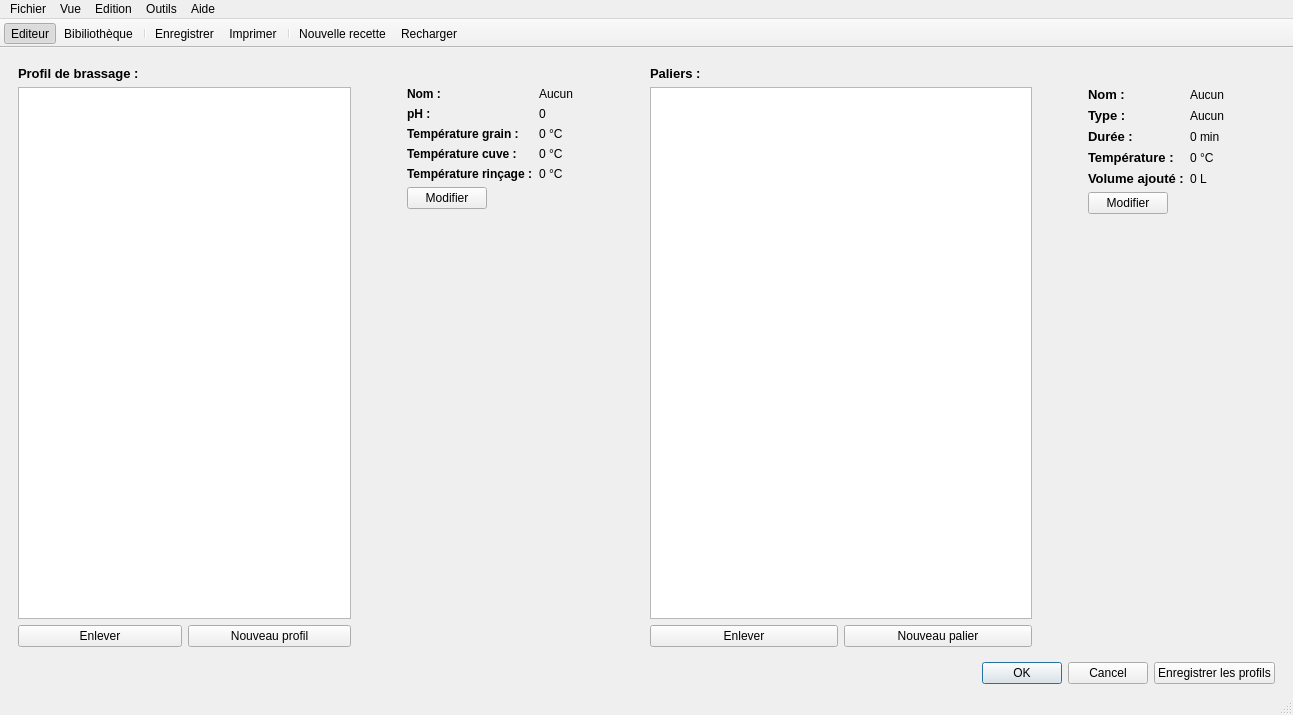
314r/joliebulle, file reader.ui: the form before one commit.
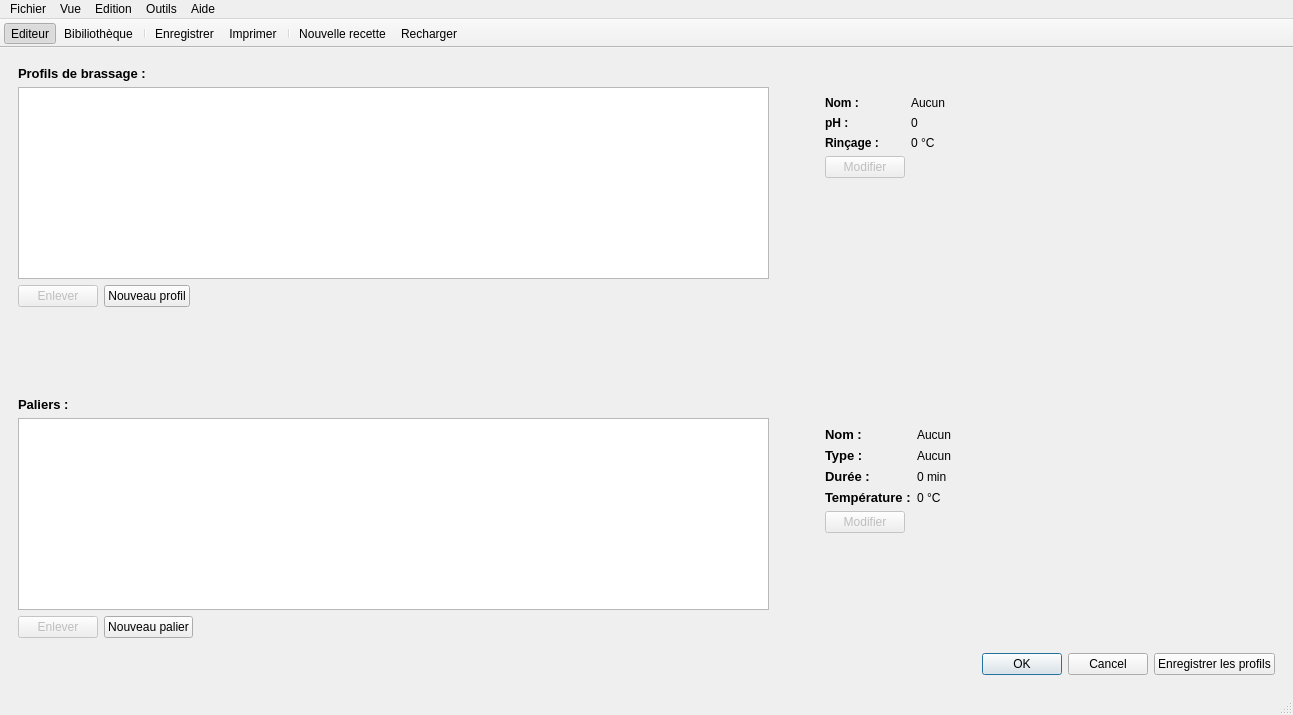
The form after the commit. The open tabs and pages were chosen to show the change. Icons and pictures are not drawn.

Commit message: amélioration profils de brassage

What changed in the file:
```diff
--- a/reader.ui
+++ b/reader.ui
@@ -871,34 +871,12 @@
       </widget>
       <widget class="QWidget" name="page_4">
        <layout class="QGridLayout" name="gridLayout_8">
-        <property name="bottomMargin">
-         <number>0</number>
-        </property>
-        <item row="1" column="1">
-         <layout class="QHBoxLayout" name="horizontalLayout_15">
-          <property name="topMargin">
-           <number>9</number>
-          </property>
-          <item>
-           <widget class="QDialogButtonBox" name="buttonBoxMashDetails">
-            <property name="standardButtons">
-             <set>QDialogButtonBox::Cancel|QDialogButtonBox::Ok</set>
-            </property>
-           </widget>
-          </item>
-          <item>
-           <widget class="QPushButton" name="pushButtonSaveProfile">
-            <property name="text">
-             <string>Enregistrer les profils</string>
-            </property>
-           </widget>
-          </item>
-         </layout>
-        </item>
         <item row="0" column="0">
+         <layout class="QVBoxLayout" name="verticalLayout_11">
+          <item>
          <layout class="QVBoxLayout" name="verticalLayout_10">
           <property name="rightMargin">
-           <number>20</number>
+             <number>0</number>
           </property>
           <item>
            <widget class="QLabel" name="label_15">
@@ -907,7 +885,7 @@
 &lt;html&gt;&lt;head&gt;&lt;meta name=&quot;qrichtext&quot; content=&quot;1&quot; /&gt;&lt;style type=&quot;text/css&quot;&gt;
 p, li { white-space: pre-wrap; }
 &lt;/style&gt;&lt;/head&gt;&lt;body style=&quot; font-family:'Droid Sans'; font-size:10pt; font-weight:400; font-style:normal;&quot;&gt;
-&lt;p style=&quot; margin-top:0px; margin-bottom:0px; margin-left:0px; margin-right:0px; -qt-block-indent:0; text-indent:0px;&quot;&gt;&lt;span style=&quot; font-weight:600;&quot;&gt;Profil de brassage :&lt;/span&gt;&lt;/p&gt;&lt;/body&gt;&lt;/html&gt;</string>
+&lt;p style=&quot; margin-top:0px; margin-bottom:0px; margin-left:0px; margin-right:0px; -qt-block-indent:0; text-indent:0px;&quot;&gt;&lt;span style=&quot; font-weight:600;&quot;&gt;Profils de brassage :&lt;/span&gt;&lt;/p&gt;&lt;/body&gt;&lt;/html&gt;</string>
             </property>
            </widget>
           </item>
@@ -916,12 +894,28 @@
             <item>
              <layout class="QVBoxLayout" name="verticalLayout_8">
               <item>
-               <widget class="QListWidget" name="listWidgetMashProfiles"/>
+                 <widget class="QListWidget" name="listWidgetMashProfiles">
+                  <property name="minimumSize">
+                   <size>
+                    <width>0</width>
+                    <height>0</height>
+                   </size>
+                  </property>
+                  <property name="isWrapping" stdset="0">
+                   <bool>false</bool>
+                  </property>
+                  <property name="viewMode">
+                   <enum>QListView::ListMode</enum>
+                  </property>
+                 </widget>
               </item>
               <item>
                <layout class="QHBoxLayout" name="horizontalLayout_9">
                 <item>
                  <widget class="QPushButton" name="pushButtonRemoveProfile">
+                    <property name="enabled">
+                     <bool>false</bool>
+                    </property>
                   <property name="text">
                    <string>Enlever</string>
                   </property>
@@ -934,12 +928,35 @@
                   </property>
                  </widget>
                 </item>
+                  <item>
+                   <spacer name="horizontalSpacer_5">
+                    <property name="orientation">
+                     <enum>Qt::Horizontal</enum>
+                    </property>
+                    <property name="sizeHint" stdset="0">
+                     <size>
+                      <width>40</width>
+                      <height>20</height>
+                     </size>
+                    </property>
+                   </spacer>
+                  </item>
                </layout>
               </item>
              </layout>
             </item>
             <item>
+               <widget class="QWidget" name="" native="true">
+                <property name="minimumSize">
+                 <size>
+                  <width>500</width>
+                  <height>0</height>
+                 </size>
+                </property>
              <layout class="QFormLayout" name="formLayout_7">
+                 <property name="fieldGrowthPolicy">
+                  <enum>QFormLayout::AllNonFixedFieldsGrow</enum>
+                 </property>
               <property name="leftMargin">
                <number>50</number>
               </property>
@@ -953,6 +970,13 @@
                 </property>
                </widget>
               </item>
+                 <item row="0" column="1">
+                  <widget class="QLabel" name="labelMashName">
+                   <property name="text">
+                    <string>Aucun</string>
+                   </property>
+                  </widget>
+                 </item>
               <item row="1" column="0">
                <widget class="QLabel" name="label_17">
                 <property name="text">
@@ -967,69 +991,51 @@
                 </property>
                </widget>
               </item>
-              <item row="0" column="1">
-               <widget class="QLabel" name="labelMashName">
-                <property name="text">
-                 <string>Aucun</string>
-                </property>
-               </widget>
-              </item>
               <item row="2" column="0">
-               <widget class="QLabel" name="label_20">
-                <property name="text">
-                 <string>&lt;html&gt;&lt;head/&gt;&lt;body&gt;&lt;p&gt;&lt;span style=&quot; font-weight:600;&quot;&gt;Température grain :&lt;/span&gt;&lt;/p&gt;&lt;/body&gt;&lt;/html&gt;</string>
-                </property>
-               </widget>
-              </item>
-              <item row="2" column="1">
-               <widget class="QLabel" name="labelMashGrainTemp">
-                <property name="text">
-                 <string>0 °C</string>
-                </property>
-               </widget>
-              </item>
-              <item row="3" column="0">
-               <widget class="QLabel" name="label_22">
-                <property name="text">
-                 <string>&lt;html&gt;&lt;head/&gt;&lt;body&gt;&lt;p&gt;&lt;span style=&quot; font-weight:600;&quot;&gt;Température cuve :&lt;/span&gt;&lt;/p&gt;&lt;/body&gt;&lt;/html&gt;</string>
-                </property>
-               </widget>
-              </item>
-              <item row="3" column="1">
-               <widget class="QLabel" name="labelMashTunTemp">
-                <property name="text">
-                 <string>0 °C</string>
-                </property>
-               </widget>
-              </item>
-              <item row="4" column="0">
                <widget class="QLabel" name="label_24">
                 <property name="text">
-                 <string>&lt;html&gt;&lt;head/&gt;&lt;body&gt;&lt;p&gt;&lt;span style=&quot; font-weight:600;&quot;&gt;Température rinçage :&lt;/span&gt;&lt;/p&gt;&lt;/body&gt;&lt;/html&gt;</string>
+                    <string>&lt;html&gt;&lt;head/&gt;&lt;body&gt;&lt;p&gt;&lt;span style=&quot; font-weight:600;&quot;&gt;Rinçage :&lt;/span&gt;&lt;/p&gt;&lt;/body&gt;&lt;/html&gt;</string>
                 </property>
                </widget>
               </item>
-              <item row="4" column="1">
+                 <item row="2" column="1">
                <widget class="QLabel" name="labelMashSpargeTemp">
                 <property name="text">
                  <string>0 °C</string>
                 </property>
                </widget>
               </item>
-              <item row="5" column="0">
+                 <item row="3" column="0">
                <widget class="QPushButton" name="pushButtonMashEdit">
+                   <property name="enabled">
+                    <bool>false</bool>
+                   </property>
                 <property name="text">
                  <string>Modifier</string>
                 </property>
                </widget>
               </item>
              </layout>
+               </widget>
             </item>
            </layout>
           </item>
          </layout>
         </item>
-        <item row="0" column="1">
+          <item>
+           <spacer name="verticalSpacer_3">
+            <property name="orientation">
+             <enum>Qt::Vertical</enum>
+            </property>
+            <property name="sizeHint" stdset="0">
+             <size>
+              <width>20</width>
+              <height>40</height>
+             </size>
+            </property>
+           </spacer>
+          </item>
+          <item>
          <layout class="QVBoxLayout" name="verticalLayout_9">
           <item>
            <widget class="QLabel" name="label_14">
@@ -1047,12 +1053,22 @@
             <item>
              <layout class="QVBoxLayout" name="verticalLayout_2">
               <item>
-               <widget class="QListWidget" name="listWidgetSteps"/>
+                 <widget class="QListWidget" name="listWidgetSteps">
+                  <property name="minimumSize">
+                   <size>
+                    <width>0</width>
+                    <height>0</height>
+                   </size>
+                  </property>
+                 </widget>
               </item>
               <item>
                <layout class="QHBoxLayout" name="horizontalLayout_6">
                 <item>
                  <widget class="QPushButton" name="pushButtonStepRemove">
+                    <property name="enabled">
+                     <bool>false</bool>
+                    </property>
                   <property name="text">
                    <string>Enlever</string>
                   </property>
@@ -1065,11 +1081,31 @@
                   </property>
                  </widget>
                 </item>
+                  <item>
+                   <spacer name="horizontalSpacer_4">
+                    <property name="orientation">
+                     <enum>Qt::Horizontal</enum>
+                    </property>
+                    <property name="sizeHint" stdset="0">
+                     <size>
+                      <width>40</width>
+                      <height>20</height>
+                     </size>
+                    </property>
+                   </spacer>
+                  </item>
                </layout>
               </item>
              </layout>
             </item>
             <item>
+               <widget class="QWidget" name="" native="true">
+                <property name="minimumSize">
+                 <size>
+                  <width>500</width>
+                  <height>0</height>
+                 </size>
+                </property>
              <layout class="QFormLayout" name="formLayout_6">
               <property name="fieldGrowthPolicy">
                <enum>QFormLayout::AllNonFixedFieldsGrow</enum>
@@ -1080,6 +1116,24 @@
               <property name="rightMargin">
                <number>50</number>
               </property>
+                 <item row="0" column="0">
+                  <widget class="QLabel" name="label_9">
+                   <property name="text">
+                    <string>&lt;!DOCTYPE HTML PUBLIC &quot;-//W3C//DTD HTML 4.0//EN&quot; &quot;http://www.w3.org/TR/REC-html40/strict.dtd&quot;&gt;
+&lt;html&gt;&lt;head&gt;&lt;meta name=&quot;qrichtext&quot; content=&quot;1&quot; /&gt;&lt;style type=&quot;text/css&quot;&gt;
+p, li { white-space: pre-wrap; }
+&lt;/style&gt;&lt;/head&gt;&lt;body style=&quot; font-family:'Droid Sans'; font-size:10pt; font-weight:400; font-style:normal;&quot;&gt;
+&lt;p style=&quot; margin-top:0px; margin-bottom:0px; margin-left:0px; margin-right:0px; -qt-block-indent:0; text-indent:0px;&quot;&gt;&lt;span style=&quot; font-weight:600;&quot;&gt;Nom :&lt;/span&gt;&lt;/p&gt;&lt;/body&gt;&lt;/html&gt;</string>
+                   </property>
+                  </widget>
+                 </item>
+                 <item row="0" column="1">
+                  <widget class="QLabel" name="labelStepName">
+                   <property name="text">
+                    <string>Aucun</string>
+                   </property>
+                  </widget>
+                 </item>
               <item row="1" column="0">
                <widget class="QLabel" name="label_10">
                 <property name="text">
@@ -1135,49 +1189,40 @@
                </widget>
               </item>
               <item row="4" column="0">
-               <widget class="QLabel" name="label_13">
-                <property name="text">
-                 <string>&lt;!DOCTYPE HTML PUBLIC &quot;-//W3C//DTD HTML 4.0//EN&quot; &quot;http://www.w3.org/TR/REC-html40/strict.dtd&quot;&gt;
-&lt;html&gt;&lt;head&gt;&lt;meta name=&quot;qrichtext&quot; content=&quot;1&quot; /&gt;&lt;style type=&quot;text/css&quot;&gt;
-p, li { white-space: pre-wrap; }
-&lt;/style&gt;&lt;/head&gt;&lt;body style=&quot; font-family:'Droid Sans'; font-size:10pt; font-weight:400; font-style:normal;&quot;&gt;
-&lt;p style=&quot; margin-top:0px; margin-bottom:0px; margin-left:0px; margin-right:0px; -qt-block-indent:0; text-indent:0px;&quot;&gt;&lt;span style=&quot; font-weight:600;&quot;&gt;Volume ajouté :&lt;/span&gt;&lt;/p&gt;&lt;/body&gt;&lt;/html&gt;</string>
-                </property>
-               </widget>
-              </item>
-              <item row="4" column="1">
-               <widget class="QLabel" name="labelStepVol">
-                <property name="text">
-                 <string>0 L</string>
-                </property>
-               </widget>
-              </item>
-              <item row="5" column="0">
                <widget class="QPushButton" name="pushButtonStepEdit">
+                   <property name="enabled">
+                    <bool>false</bool>
+                   </property>
                 <property name="text">
                  <string>Modifier</string>
                 </property>
                </widget>
               </item>
-              <item row="0" column="1">
-               <widget class="QLabel" name="labelStepName">
-                <property name="text">
-                 <string>Aucun</string>
-                </property>
-               </widget>
-              </item>
-              <item row="0" column="0">
-               <widget class="QLabel" name="label_9">
+                </layout>
+               </widget>
+              </item>
+             </layout>
+            </item>
+           </layout>
+          </item>
+          <item>
+           <layout class="QHBoxLayout" name="horizontalLayout_15">
+            <property name="topMargin">
+             <number>9</number>
+            </property>
+            <item>
+             <widget class="QDialogButtonBox" name="buttonBoxMashDetails">
+              <property name="standardButtons">
+               <set>QDialogButtonBox::Cancel|QDialogButtonBox::Ok</set>
+              </property>
+             </widget>
+            </item>
+            <item>
+             <widget class="QPushButton" name="pushButtonSaveProfile">
                 <property name="text">
-                 <string>&lt;!DOCTYPE HTML PUBLIC &quot;-//W3C//DTD HTML 4.0//EN&quot; &quot;http://www.w3.org/TR/REC-html40/strict.dtd&quot;&gt;
-&lt;html&gt;&lt;head&gt;&lt;meta name=&quot;qrichtext&quot; content=&quot;1&quot; /&gt;&lt;style type=&quot;text/css&quot;&gt;
-p, li { white-space: pre-wrap; }
-&lt;/style&gt;&lt;/head&gt;&lt;body style=&quot; font-family:'Droid Sans'; font-size:10pt; font-weight:400; font-style:normal;&quot;&gt;
-&lt;p style=&quot; margin-top:0px; margin-bottom:0px; margin-left:0px; margin-right:0px; -qt-block-indent:0; text-indent:0px;&quot;&gt;&lt;span style=&quot; font-weight:600;&quot;&gt;Nom :&lt;/span&gt;&lt;/p&gt;&lt;/body&gt;&lt;/html&gt;</string>
-                </property>
-               </widget>
-              </item>
-             </layout>
+               <string>Enregistrer les profils</string>
+              </property>
+             </widget>
             </item>
            </layout>
           </item>
@@ -1191,8 +1236,8 @@
          <rect>
           <x>9</x>
           <y>9</y>
-          <width>259</width>
-          <height>22</height>
+          <width>261</width>
+          <height>23</height>
          </rect>
         </property>
         <layout class="QHBoxLayout" name="horizontalLayout_17">
```
Lines whose indentation alone changed are shown as unchanged. The commit also changes 9 other files.
